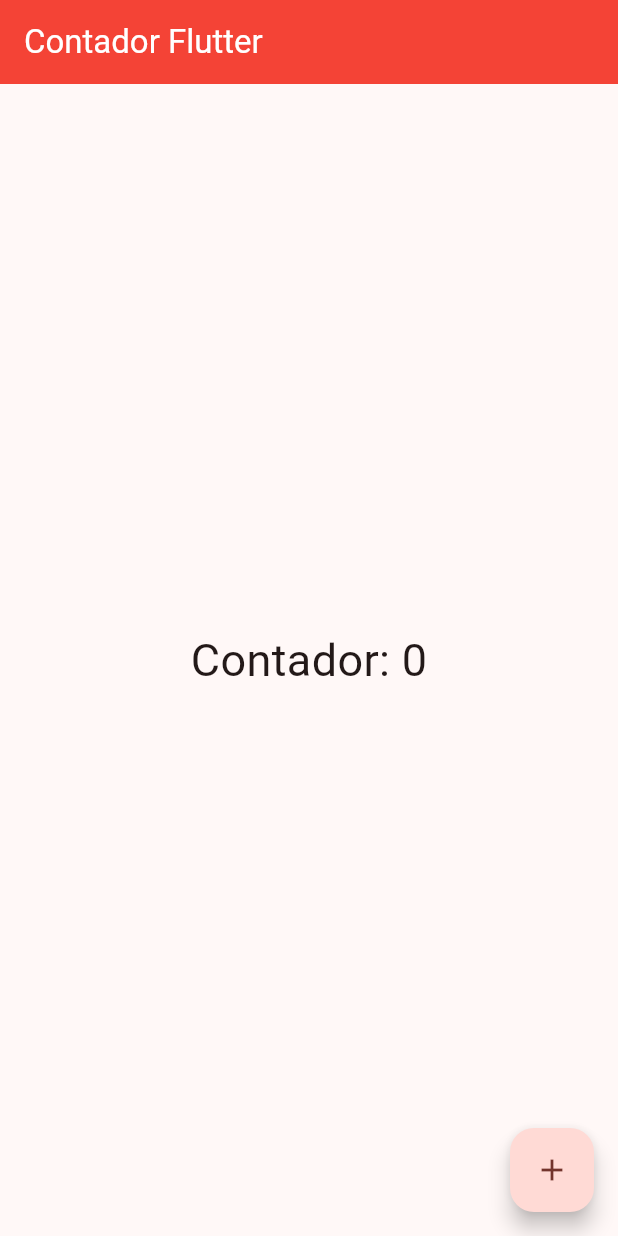
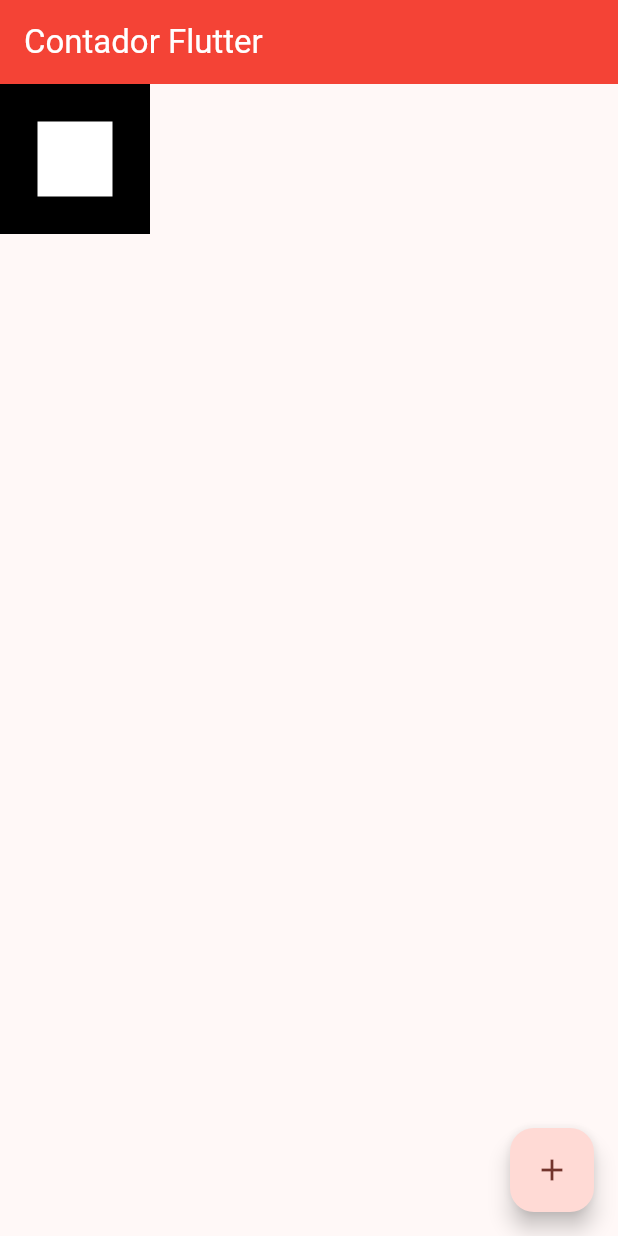
Before and after one commit to Augustbr01/aprendendoflutter, a Flutter app: the screen it shows after launch, on a phone screen of 412 x 824 dp. Run offline on Flutter 3.47's test engine with Material 3 defaults, Android fonts, the phone set to English and light mode, and no system bars.

Commit message:
feat: Update HomePage layout and remove counter display

```diff
--- a/lib/home_page.dart
+++ b/lib/home_page.dart
@@ -18,19 +18,16 @@
       appBar: AppBar(
         title: Text("Contador Flutter"),
       ),
-      body: Center(
-        child: GestureDetector(
-          child: Text(
-            "Contador: $counter",
-            style: TextStyle(
-                fontSize: 30.0
-              ),
+      body: Container(
+        height: 100,
+        width: 100,
+        color: Colors.black,
+        child: Center(
+          child: Container(
+            height: 50,
+            width: 50,
+            color: Colors.white,
           ),
-          onTap: () {
-            setState(() {
-              counter++;
-            });
-          },
         ),
       ),
       floatingActionButton: FloatingActionButton(
```
